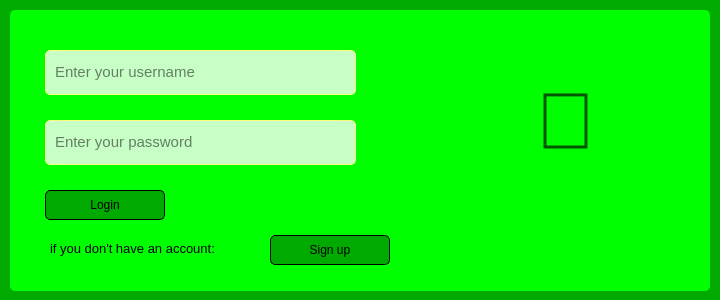
Old version of the form login-page.ui in the repository amirmammad/AP4012-project.
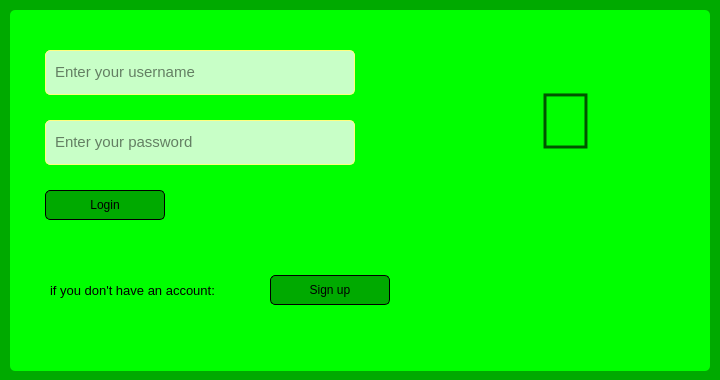
New version of the form.

Commit message: the login and signup page python file

Patch:
```diff
--- a/login-page.ui
+++ b/login-page.ui
@@ -7,7 +7,7 @@
     <x>0</x>
     <y>0</y>
     <width>720</width>
-    <height>300</height>
+    <height>380</height>
    </rect>
   </property>
   <property name="font">
@@ -27,7 +27,7 @@
      <x>10</x>
      <y>10</y>
      <width>700</width>
-     <height>281</height>
+     <height>361</height>
     </rect>
    </property>
    <property name="styleSheet">
@@ -39,7 +39,7 @@
      <rect>
       <x>35</x>
       <y>40</y>
-      <width>311</width>
+      <width>310</width>
       <height>45</height>
      </rect>
     </property>
@@ -64,7 +64,7 @@
      <rect>
       <x>35</x>
       <y>110</y>
-      <width>311</width>
+      <width>310</width>
       <height>45</height>
      </rect>
     </property>
@@ -152,9 +152,9 @@
     <property name="geometry">
      <rect>
       <x>40</x>
-      <y>230</y>
+      <y>270</y>
       <width>221</width>
-      <height>16</height>
+      <height>20</height>
      </rect>
     </property>
     <property name="font">
@@ -170,7 +170,7 @@
     <property name="geometry">
      <rect>
       <x>260</x>
-      <y>225</y>
+      <y>265</y>
       <width>120</width>
       <height>30</height>
      </rect>
```
The commit also changes 2 other files.
